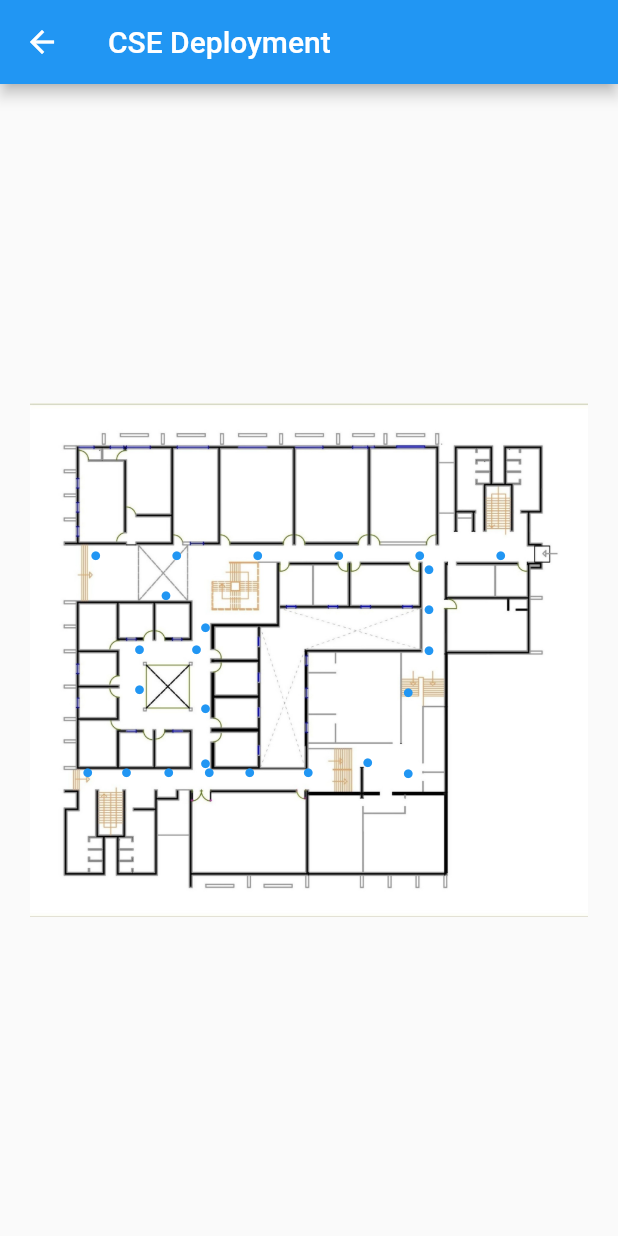
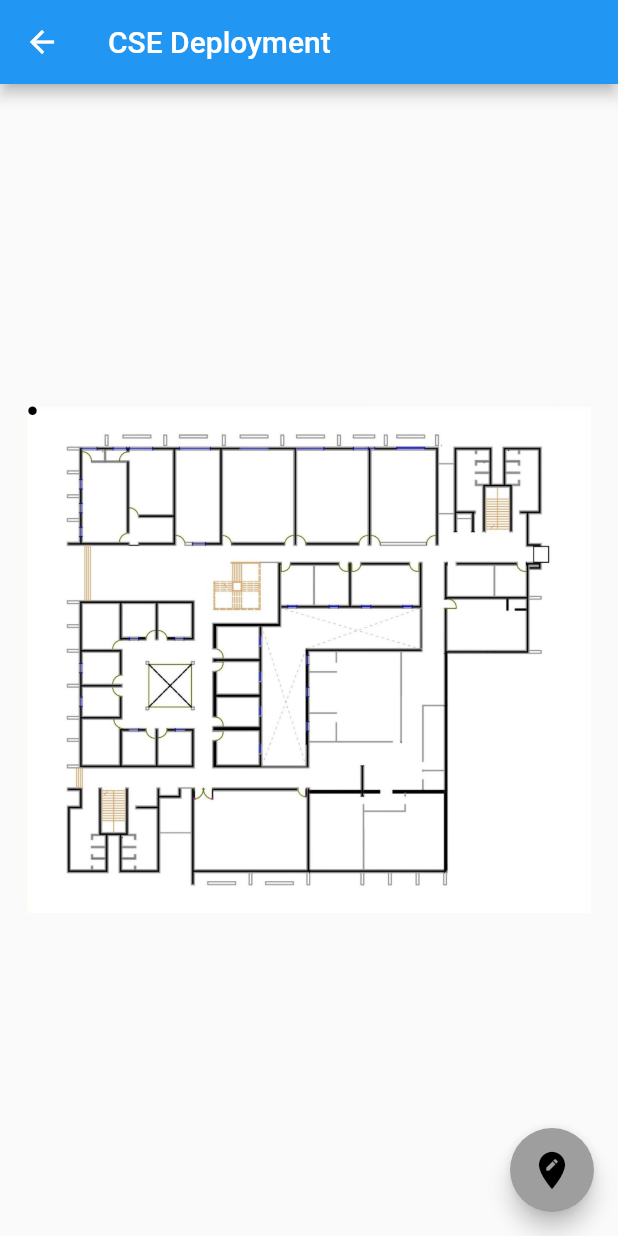
Before and after one commit to harancho/be_you_there, a Flutter app: the CseDeployment screen opened by its route, on a phone screen of 412 x 824 dp. Run offline on Flutter 3.47's test engine with Material 2 defaults, Android fonts, the light colour scheme and no system bars; our stand-ins replace flutter_blue, hexcolor; missing offline and left inert: flutter_beacon.

Commit message:
done this part

```diff
--- a/lib/pages/CSE-Deployment.dart
+++ b/lib/pages/CSE-Deployment.dart
@@ -16,12 +16,16 @@ class _CseDeploymentState extends State<CseDeployment> {
 
   StreamSubscription<RangingResult> _streamRanging;
   List beacons_list = [];
-  List beacon_uuid = ['00080F08-08EB-2B7E-B52C-66FFA7268E7E','00080F08-08CF-77EB-4A35-B67F03739AAC','00080F08-0845-3A95-FA5B-F6EDFDBE3532'];
-  List beacon_list_x_coordinate = [16.32,25.32,34.32];
-  List beacon_list_y_coordinate = [16.34,16.34,16.34];
+  List beacon_uuid = ['00080F08-08EB-2B7E-B52C-66FFA7268E7E','00080F08-08CF-77EB-4A35-B67F03739AAC','00080F08-0845-3A95-FA5B-F6EDFDBE3532','53594F4F-4B53-4146-4551-524E54414754','53594F4F-4B53-4146-4551-524E54414753'];
+  List beacon_list_x_coordinate = [7.32,16.32,25.32,34.32,43.32];  //36:Ac 1st      //36:C5  2nd      //36:A1 3rd
+  List beacon_list_y_coordinate = [16.34,16.34,16.34,16.34,16.34];
 
   List active_x_coordinate = [];
   List active_y_coordinate = [];
+
+  List path = [];
+
+  List destination = [0,0];
 
   //added this extra part in http call to coordinate with list of current_available_beacons and position predicted
   List active_x_c = [];
@@ -45,6 +49,7 @@ class _CseDeploymentState extends State<CseDeployment> {
     //added this extra part in http call to coordinate with list of current_available_beacons and position predicted
     Response response = await post(url, headers: headers, body: jsonEncode({'uuids' : available_beacon_uuid,'x': active_x,'y': active_y}));
 
+    // print(response.body);
     final decoded = jsonDecode(response.body) as Map;
     predicted_x = decoded['position'][0];
     predicted_y = decoded['position'][1];
@@ -52,6 +57,16 @@ class _CseDeploymentState extends State<CseDeployment> {
     //added this extra part in http call to coordinate with list of current_available_beacons and position predicted
     active_x_c = decoded['active_x'];
     active_y_c = decoded['active_y'];
+    path = decoded['path'];
+    print(path);
+    destination = decoded['end'];
+    print(destination);
+    // print(active_y_c.length);
+
+    //receive destination coordinates here and path to reach there in last step
+
+
+    //
   }
 
   void myFunction() async {
@@ -102,6 +117,16 @@ class _CseDeploymentState extends State<CseDeployment> {
                 active_x_coordinate.add(beacon_list_x_coordinate[2]);
                 active_y_coordinate.add(beacon_list_y_coordinate[2]);
               }
+
+              if(beacon_uuid[3] == beacons_list[i]){
+                active_x_coordinate.add(beacon_list_x_coordinate[3]);
+                active_y_coordinate.add(beacon_list_y_coordinate[3]);
+              }
+
+              if(beacon_uuid[4] == beacons_list[i]){
+                active_x_coordinate.add(beacon_list_x_coordinate[4]);
+                active_y_coordinate.add(beacon_list_y_coordinate[4]);
+              }
             }
             await makePostRequest(active_x_coordinate,active_y_coordinate);
 
@@ -139,14 +164,23 @@ class _CseDeploymentState extends State<CseDeployment> {
           child: Stack(
             children: [
               Image(
-                image: AssetImage("lib/images/cse_map.jpg"),
-                height: 57.11 * 6.0,
-                width: 63.21 * 6.0,
+                image: AssetImage("lib/images/img-1.jpg"),
+                height: 56.6 * 6.0,
+                width: 62.6 * 6.0,
               ),
-              for(var index = 0 ; index< beacon_x_coordinate.length ; index++)                //will include this when we will do final navigation
+              // for(var index = 0 ; index< beacon_x_coordinate.length ; index++)                //will include this when we will do final navigation
+              //   Padding(
+              //     padding: EdgeInsets.fromLTRB(beacon_x_coordinate[index]*6.0, beacon_y_coordinate[index]*6.0, 0, 0),
+              //     //padding: EdgeInsets.fromLTRB(path[index][0]*3.0, path_y_list[index][1]*3.0, 0, 0),
+              //     child: Icon(
+              //       Icons.circle,
+              //       size: 7,
+              //       color: Colors.blue,
+              //     ),
+              //   ),
+              for(var index = 0;index<path.length;index++)
                 Padding(
-                  padding: EdgeInsets.fromLTRB(beacon_x_coordinate[index]*6.0, beacon_y_coordinate[index]*6.0, 0, 0),
-                  //padding: EdgeInsets.fromLTRB(path[index][0]*3.0, path_y_list[index][1]*3.0, 0, 0),
+                  padding: EdgeInsets.fromLTRB(path[index][0] * (6.0/5.0), path[index][1] * (6.0/5.0),0, 0),
                   child: Icon(
                     Icons.circle,
                     size: 7,
@@ -171,9 +205,43 @@ class _CseDeploymentState extends State<CseDeployment> {
                     size: 7,
                     color: Colors.black,
                   ),
-                )
+                ),
+              Padding(
+                padding: EdgeInsets.fromLTRB(destination[0] * (6.0/5.0), destination[1] * (6.0/5.0), 0, 0),
+                child: Icon(
+                  Icons.circle,
+                  size: 7,
+                  color: Colors.black,
+                ),
+              ),
 
+
+
+              //add 1 if condition to display destination point
+              //add 1 for loop to display the path from current_position to destination
+
+
+              //
             ],
+          ),
+        ),
+        floatingActionButton: FloatingActionButton(
+          onPressed: () {
+
+            // print(beacons_list);
+            // await makePostRequest(active_x_coordinate,active_y_coordinate);
+            // if(this.mounted) {
+            //   setState(() {
+            //
+            //   });
+            // }
+
+          },
+          backgroundColor: Colors.grey,
+          child: Icon(
+            Icons.edit_location,
+            color: Colors.black,
+            size: 30,
           ),
         ),
       ),
```
Also changed, not shown: lib/images/cse_map.jpg (deleted), lib/images/img-1.jpg (added), 1 other file.
